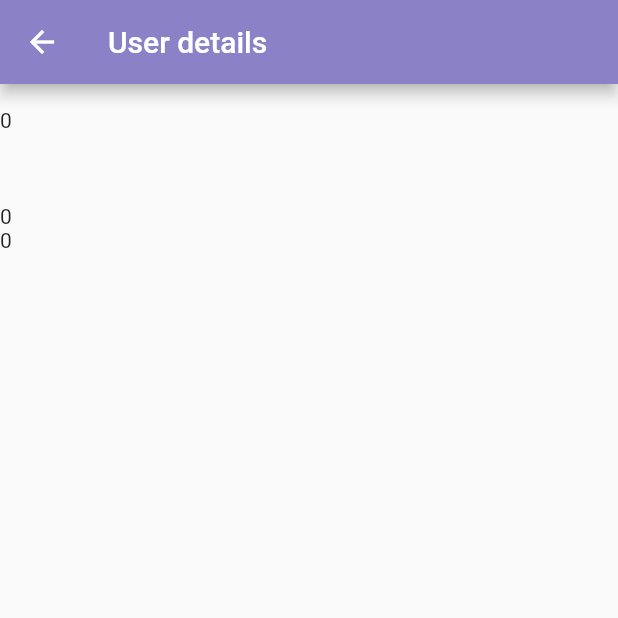
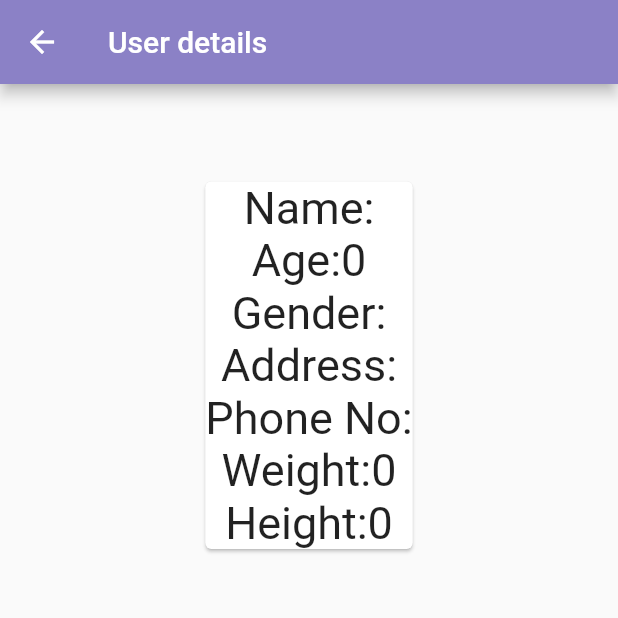
Before and after one commit to Himanshuranjan30/reva_quarantine_project, a Flutter app: the UserDe screen opened by its route, on a phone screen of 412 x 824 dp, the top half of it. Run offline on Flutter 3.47's test engine with Material 2 defaults, Android fonts, the phone set to English and light mode, and no system bars; our stand-ins replace charts_flutter, cloud_firestore, firebase_auth, firebase_database, modal_progress_hud; missing offline and left inert: dart:ffi; accounts and stored records are empty; network calls fail.

```diff
--- a/lib/Screens/user_de.dart
+++ b/lib/Screens/user_de.dart
@@ -8,8 +8,6 @@ class UserDe extends StatefulWidget {
 }
 
 class _UserDeState extends State<UserDe> {
-
-
   FirebaseUser currentuser;
 
   FirebaseAuth auth = FirebaseAuth.instance;
@@ -17,48 +15,72 @@ class _UserDeState extends State<UserDe> {
   Future returnuid() async {
     FirebaseUser user = await FirebaseAuth.instance.currentUser();
     setState(() {
-      currentuser=user;
+      currentuser = user;
     });
-
-
-
-
   }
 
   void initState() {
     super.initState();
     returnuid();
-
   }
-
+  bool isloading=false;
   @override
   Widget build(BuildContext context) {
-
-    return StreamBuilder(
+    return isloading? Center(child:CircularProgressIndicator()): StreamBuilder(
         stream: Firestore.instance
             .collection('UserData')
             .document(currentuser.uid.toString())
             .snapshots(),
         builder: (context, snapshot) {
           if (snapshot.connectionState == ConnectionState.active) {
+            if(!snapshot.hasData)
+             setState(() {
+               isloading=true;
+             });
+
             return Scaffold(
-
                 appBar: AppBar(
                   backgroundColor: Color(0xFF8B81C6),
-                title: Text('User details'),),
+                  title: Text('User details'),
+                ),
+                body: Center(
+                  child: Column(children: <Widget>[
+                      SizedBox(height: 60),
+                      Card(
+                                              child: Column(children: <Widget>[
+                        Text(
+                          'Name:' + snapshot.data['name'],
+                          style: TextStyle(fontSize: 30),
+                        ),
+                        Text(
+                          'Age:' + snapshot.data['age'].toString(),
+                          style: TextStyle(fontSize: 30),
+                        ),
+                        Text(
+                          'Gender:' + snapshot.data['gender'],
+                          style: TextStyle(fontSize: 30),
+                        ),
+                        Text(
+                          'Address:' + snapshot.data['address'],
+                          style: TextStyle(fontSize: 30),
+                        ),
+                        Text(
+                          'Phone No:' + snapshot.data['phNo'].toString(),
+                          style: TextStyle(fontSize: 30),
+                        ),
+                        Text(
+                          'Weight:' + snapshot.data['weight'].toString(),
+                          style: TextStyle(fontSize: 30),
+                        ),
+                        Text(
+                          'Height:' + snapshot.data['height'].toString(),
+                          style: TextStyle(fontSize: 30),
+                        )]),
+                        margin: EdgeInsets.all(5),
 
-                body:
-
-                Column(children: <Widget>[
-                  Text(snapshot.data['name']),
-                  Text(snapshot.data['age'].toString()),
-                  Text(snapshot.data['gender']),
-
-                  Text(snapshot.data['address']),
-                  Text(snapshot.data['phNo'].toString()),
-                  Text(snapshot.data['weight'].toString()),
-                  Text(snapshot.data['height'].toString())
-                ]));
+                      )
+                    ]),
+                ));
           }
         });
   }
```
Also changed, not shown: lib/Screens/display_screen.dart (+41 -8 lines). Lines whose indentation alone changed are shown as unchanged.
